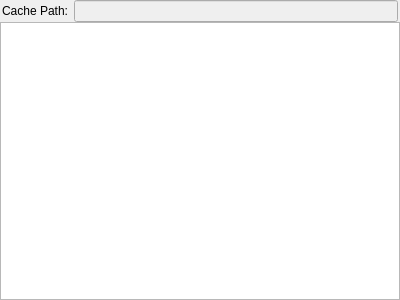
Before: the Qt Designer form tools/maya/cloth/dynEval/ud/wgCacheList.ui in snaress/studio, drawn with Qt 5.
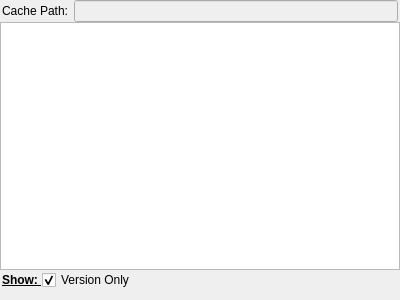
After: the same form once the commit is applied.

Commit message: DynEval: Cache list manager, Add append Cache cmds

What changed in the file:
```diff
--- a/tools/maya/cloth/dynEval/ud/wgCacheList.ui
+++ b/tools/maya/cloth/dynEval/ud/wgCacheList.ui
@@ -14,9 +14,18 @@
    <string>Cache List</string>
   </property>
   <layout class="QGridLayout" name="gridLayout">
-   <property name="margin">
+   <property name="leftMargin">
     <number>0</number>
    </property>
+   <property name="topMargin">
+    <number>0</number>
+   </property>
+   <property name="rightMargin">
+    <number>0</number>
+   </property>
+   <property name="bottomMargin">
+    <number>10</number>
+   </property>
    <property name="spacing">
     <number>0</number>
    </property>
@@ -65,6 +74,55 @@
      </item>
     </layout>
    </item>
+   <item row="2" column="0">
+    <layout class="QHBoxLayout" name="hlVersionOnly">
+     <property name="leftMargin">
+      <number>2</number>
+     </property>
+     <property name="rightMargin">
+      <number>2</number>
+     </property>
+     <property name="bottomMargin">
+      <number>0</number>
+     </property>
+     <item>
+      <widget class="QLabel" name="lVersion">
+       <property name="minimumSize">
+        <size>
+         <width>0</width>
+         <height>20</height>
+        </size>
+       </property>
+       <property name="maximumSize">
+        <size>
+         <width>40</width>
+         <height>16777215</height>
+        </size>
+       </property>
+       <property name="font">
+        <font>
+         <weight>75</weight>
+         <bold>true</bold>
+         <underline>true</underline>
+        </font>
+       </property>
+       <property name="text">
+        <string>Show: </string>
+       </property>
+      </widget>
+     </item>
+     <item>
+      <widget class="QCheckBox" name="cbVersionOnly">
+       <property name="text">
+        <string>Version Only</string>
+       </property>
+       <property name="checked">
+        <bool>true</bool>
+       </property>
+      </widget>
+     </item>
+    </layout>
+   </item>
   </layout>
  </widget>
  <resources/>
```
Left out of the diff: 3 changed lines with no effect on the pictures. The commit also changes 14 other files.
